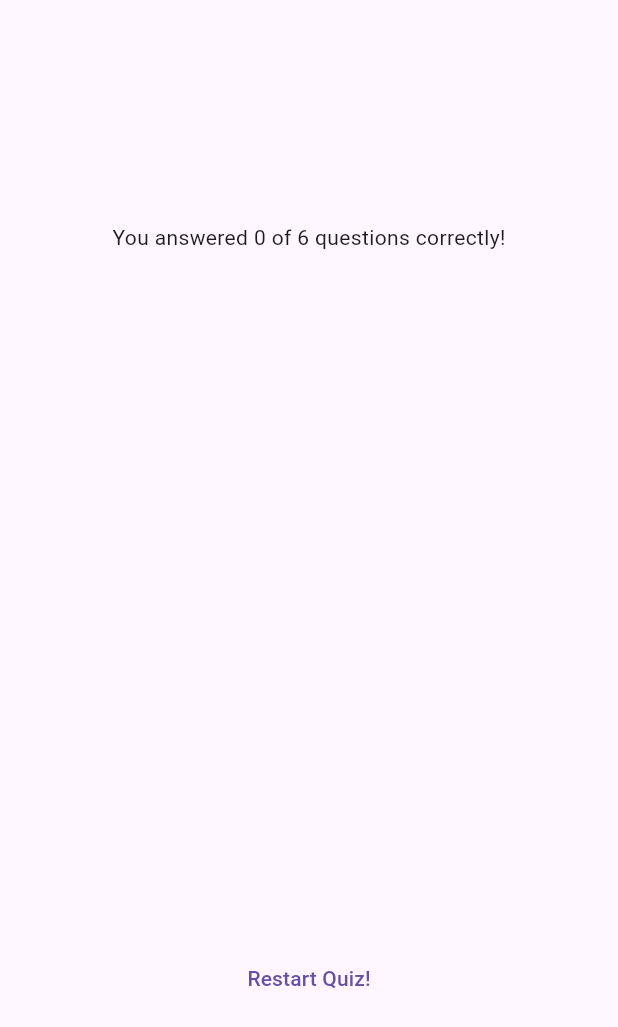
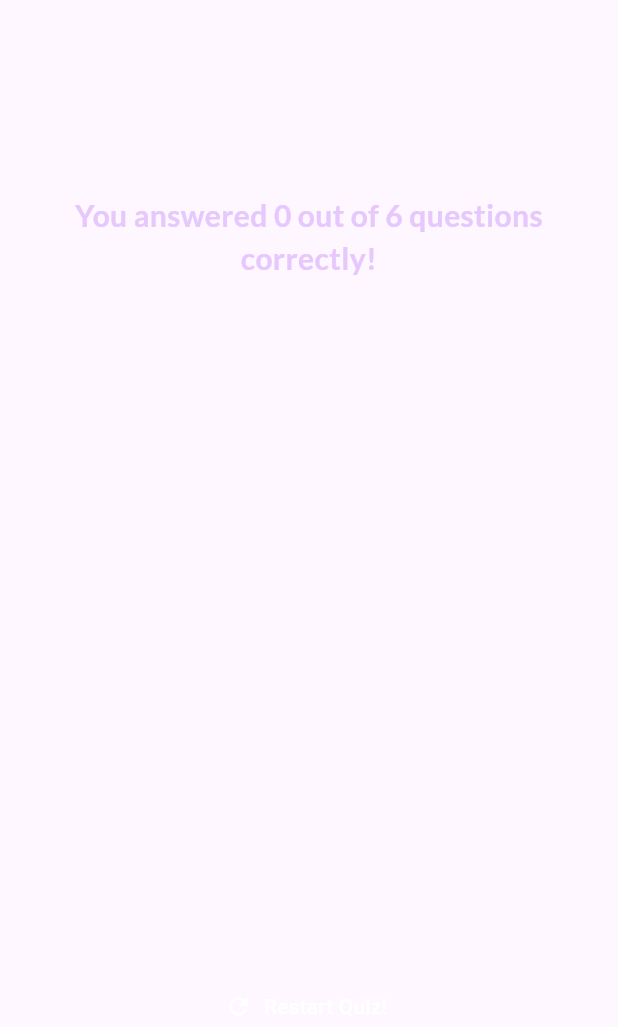
Before and after one commit to evanz1215/flutter_quiz_app, a Flutter app: the ResultsScreen widget shown alone on an empty page, opened directly with empty values, on a phone screen of 412 x 824 dp. Shown: the top 1027 px of the screen. Run offline on Flutter 3.47's test engine with Material 3 defaults, Android fonts, the phone set to English and light mode, and no system bars; our stand-ins replace google_fonts.

Commit message:
Refactor Quiz and ResultsScreen classes

```diff
--- a/lib/results_screen.dart
+++ b/lib/results_screen.dart
@@ -1,10 +1,16 @@
 import 'package:flutter/material.dart';
 import 'package:flutter_quiz_app/data/questions.dart';
 import 'package:flutter_quiz_app/questions_summary/questions_summary.dart';
+import 'package:google_fonts/google_fonts.dart';
 
 class ResultsScreen extends StatelessWidget {
-  const ResultsScreen({super.key, required this.chosenAnswers});
+  const ResultsScreen({
+    super.key,
+    required this.chosenAnswers,
+    required this.onRestart,
+  });
 
+  final void Function() onRestart;
   final List<String> chosenAnswers;
 
   List<Map<String, Object>> getSummaryData() {
@@ -12,12 +18,7 @@ class ResultsScreen extends StatelessWidget {
 
     for (var i = 0; i < chosenAnswers.length; i++) {
       summary.add(
-        {
-          'question_index': i,
-          'question': questions[i].text,
-          'correct_answer': questions[i].answers[0],
-          'user_answer': chosenAnswers[i],
-        },
+        {'question_index': i, 'question': questions[i].text, 'correct_answer': questions[i].answers[0], 'user_answer': chosenAnswers[i]},
       );
     }
 
@@ -28,7 +29,9 @@ class ResultsScreen extends StatelessWidget {
   Widget build(BuildContext context) {
     final summaryData = getSummaryData();
     final numTotalQuestions = questions.length;
-    final numCorrectQuestions = summaryData.where((element) => element['correct_answer'] == element['user_answer']).length;
+    final numCorrectQuestions = summaryData.where((data) {
+      return data['user_answer'] == data['correct_answer'];
+    }).length;
 
     return SizedBox(
       width: double.infinity,
@@ -37,7 +40,15 @@ class ResultsScreen extends StatelessWidget {
         child: Column(
           mainAxisAlignment: MainAxisAlignment.center,
           children: [
-            Text('You answered $numCorrectQuestions of $numTotalQuestions questions correctly!'),
+            Text(
+              'You answered $numCorrectQuestions out of $numTotalQuestions questions correctly!',
+              style: GoogleFonts.lato(
+                color: const Color.fromARGB(255, 230, 200, 253),
+                fontSize: 20,
+                fontWeight: FontWeight.bold,
+              ),
+              textAlign: TextAlign.center,
+            ),
             const SizedBox(
               height: 30,
             ),
@@ -45,7 +56,14 @@ class ResultsScreen extends StatelessWidget {
             const SizedBox(
               height: 30,
             ),
-            TextButton(onPressed: () {}, child: const Text('Restart Quiz!'))
+            TextButton.icon(
+              onPressed: onRestart,
+              style: TextButton.styleFrom(
+                foregroundColor: Colors.white,
+              ),
+              icon: const Icon(Icons.refresh),
+              label: const Text('Restart Quiz!'),
+            )
           ],
         ),
       ),
```
Also changed, not shown: lib/quiz.dart (+23 -10 lines).
